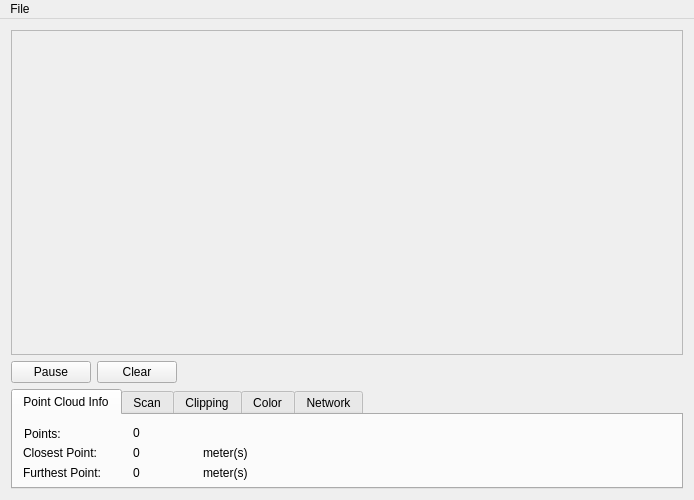
Old version of the form Client/mainwindow.ui in the repository ANW180/Pidar.
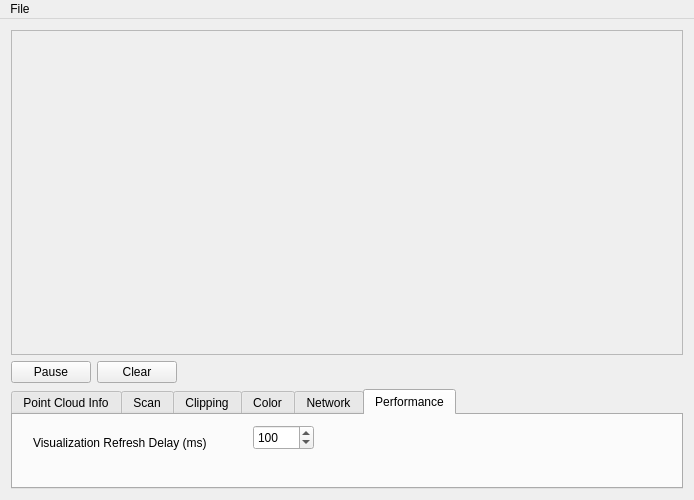
New version of the form. The open tabs and pages were chosen to show the change. Custom widgets are drawn as their Qt base class.

Commit message: Better clearing, refresh option, update method (still crashes on some movement)

Patch:
```diff
--- a/Client/mainwindow.ui
+++ b/Client/mainwindow.ui
@@ -6,7 +6,7 @@
    <rect>
     <x>0</x>
     <y>0</y>
-    <width>642</width>
+    <width>692</width>
     <height>500</height>
    </rect>
   </property>
@@ -696,6 +696,46 @@
         </property>
        </widget>
       </widget>
+      <widget class="QWidget" name="tab_3">
+       <attribute name="title">
+        <string>Performance</string>
+       </attribute>
+       <widget class="QLabel" name="label_18">
+        <property name="geometry">
+         <rect>
+          <x>20</x>
+          <y>20</y>
+          <width>211</width>
+          <height>16</height>
+         </rect>
+        </property>
+        <property name="text">
+         <string>Visualization Refresh Delay (ms)</string>
+        </property>
+       </widget>
+       <widget class="QSpinBox" name="spinDelay">
+        <property name="geometry">
+         <rect>
+          <x>240</x>
+          <y>10</y>
+          <width>61</width>
+          <height>25</height>
+         </rect>
+        </property>
+        <property name="minimum">
+         <number>10</number>
+        </property>
+        <property name="maximum">
+         <number>2000</number>
+        </property>
+        <property name="singleStep">
+         <number>25</number>
+        </property>
+        <property name="value">
+         <number>100</number>
+        </property>
+       </widget>
+      </widget>
      </widget>
     </item>
    </layout>
```
Left out of the diff: 26 changed lines with no effect on the pictures. The commit also changes 4 other files.
